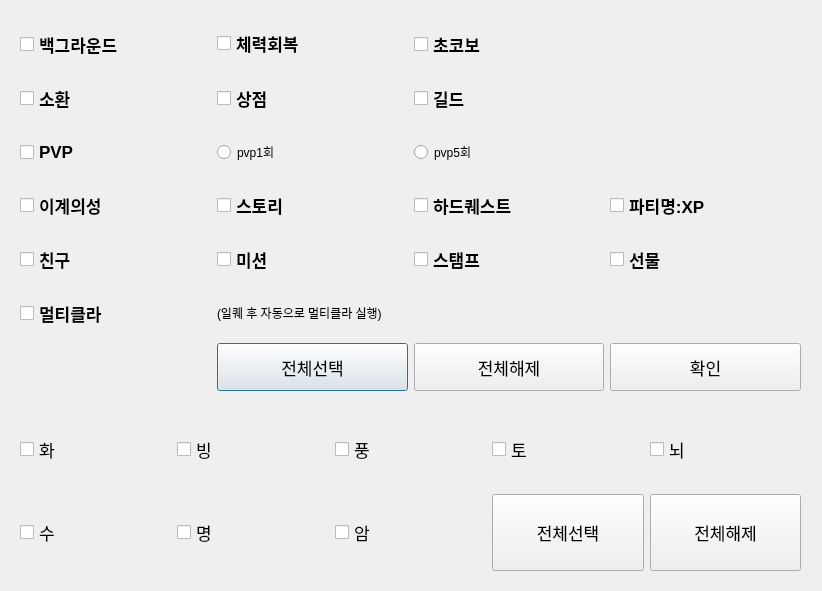
This is ffbe_settings.ui in HyuntaMansei/ffbe as Qt 5 draws it before an edit. The edited form follows.
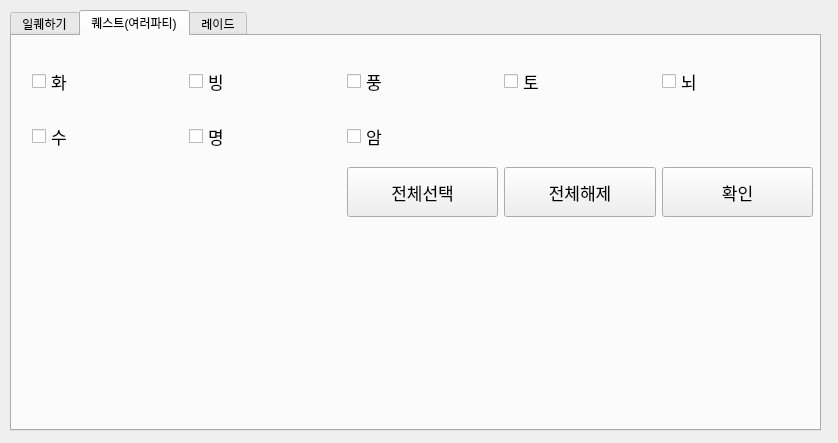
This is the edited form. The open tabs and pages were chosen to show the change.

```diff
--- a/ffbe_settings.ui
+++ b/ffbe_settings.ui
@@ -6,13 +6,29 @@
    <rect>
     <x>0</x>
     <y>0</y>
-    <width>822</width>
-    <height>591</height>
+    <width>838</width>
+    <height>443</height>
    </rect>
   </property>
   <property name="windowTitle">
    <string>Dialog</string>
   </property>
+  <widget class="QTabWidget" name="tabWidget">
+   <property name="geometry">
+    <rect>
+     <x>10</x>
+     <y>10</y>
+     <width>811</width>
+     <height>421</height>
+    </rect>
+   </property>
+   <property name="currentIndex">
+    <number>0</number>
+   </property>
+   <widget class="QWidget" name="tab_daily_quest">
+    <attribute name="title">
+     <string>일퀘하기</string>
+    </attribute>
   <widget class="QWidget" name="gridLayoutWidget">
    <property name="geometry">
     <rect>
@@ -400,36 +416,41 @@
       </property>
      </widget>
     </item>
-    <item row="6" column="3">
-     <widget class="QPushButton" name="pushButton_4">
-      <property name="sizePolicy">
-       <sizepolicy hsizetype="Preferred" vsizetype="Expanding">
-        <horstretch>0</horstretch>
-        <verstretch>0</verstretch>
-       </sizepolicy>
-      </property>
-      <property name="font">
-       <font>
-        <pointsize>13</pointsize>
-       </font>
-      </property>
-      <property name="text">
-       <string>확인</string>
-      </property>
-     </widget>
-    </item>
-   </layout>
-  </widget>
+     </layout>
+    </widget>
+   </widget>
+   <widget class="QWidget" name="tab_quest_with_dp">
+    <attribute name="title">
+     <string>퀘스트(여러파티)</string>
+    </attribute>
   <widget class="QWidget" name="gridLayoutWidget_2">
    <property name="geometry">
     <rect>
      <x>20</x>
-     <y>410</y>
+       <y>20</y>
      <width>781</width>
      <height>161</height>
     </rect>
    </property>
-   <layout class="QGridLayout" name="gridLayout_2">
+     <layout class="QGridLayout" name="gridLayout_PQDP">
+      <item row="0" column="2">
+       <widget class="QCheckBox" name="checkBox_5">
+        <property name="sizePolicy">
+         <sizepolicy hsizetype="Expanding" vsizetype="Expanding">
+          <horstretch>0</horstretch>
+          <verstretch>0</verstretch>
+         </sizepolicy>
+        </property>
+        <property name="font">
+         <font>
+          <pointsize>13</pointsize>
+         </font>
+        </property>
+        <property name="text">
+         <string>풍</string>
+        </property>
+       </widget>
+      </item>
     <item row="0" column="3">
      <widget class="QCheckBox" name="checkBox_9">
       <property name="sizePolicy">
@@ -448,8 +469,8 @@
       </property>
      </widget>
     </item>
-    <item row="0" column="2">
-     <widget class="QCheckBox" name="checkBox_5">
+      <item row="1" column="0">
+       <widget class="QCheckBox" name="checkBox_7">
       <property name="sizePolicy">
        <sizepolicy hsizetype="Expanding" vsizetype="Expanding">
         <horstretch>0</horstretch>
@@ -462,7 +483,25 @@
        </font>
       </property>
       <property name="text">
-       <string>풍</string>
+         <string>수</string>
+        </property>
+       </widget>
+      </item>
+      <item row="1" column="1">
+       <widget class="QCheckBox" name="checkBox_8">
+        <property name="sizePolicy">
+         <sizepolicy hsizetype="Expanding" vsizetype="Expanding">
+          <horstretch>0</horstretch>
+          <verstretch>0</verstretch>
+         </sizepolicy>
+        </property>
+        <property name="font">
+         <font>
+          <pointsize>13</pointsize>
+         </font>
+        </property>
+        <property name="text">
+         <string>명</string>
       </property>
      </widget>
     </item>
@@ -484,24 +523,6 @@
       </property>
      </widget>
     </item>
-    <item row="0" column="0">
-     <widget class="QCheckBox" name="cb_fire">
-      <property name="sizePolicy">
-       <sizepolicy hsizetype="Expanding" vsizetype="Expanding">
-        <horstretch>0</horstretch>
-        <verstretch>0</verstretch>
-       </sizepolicy>
-      </property>
-      <property name="font">
-       <font>
-        <pointsize>13</pointsize>
-       </font>
-      </property>
-      <property name="text">
-       <string>화</string>
-      </property>
-     </widget>
-    </item>
     <item row="0" column="4">
      <widget class="QCheckBox" name="checkBox_6">
       <property name="sizePolicy">
@@ -520,42 +541,6 @@
       </property>
      </widget>
     </item>
-    <item row="1" column="0">
-     <widget class="QCheckBox" name="checkBox_7">
-      <property name="sizePolicy">
-       <sizepolicy hsizetype="Expanding" vsizetype="Expanding">
-        <horstretch>0</horstretch>
-        <verstretch>0</verstretch>
-       </sizepolicy>
-      </property>
-      <property name="font">
-       <font>
-        <pointsize>13</pointsize>
-       </font>
-      </property>
-      <property name="text">
-       <string>수</string>
-      </property>
-     </widget>
-    </item>
-    <item row="1" column="1">
-     <widget class="QCheckBox" name="checkBox_8">
-      <property name="sizePolicy">
-       <sizepolicy hsizetype="Expanding" vsizetype="Expanding">
-        <horstretch>0</horstretch>
-        <verstretch>0</verstretch>
-       </sizepolicy>
-      </property>
-      <property name="font">
-       <font>
-        <pointsize>13</pointsize>
-       </font>
-      </property>
-      <property name="text">
-       <string>명</string>
-      </property>
-     </widget>
-    </item>
     <item row="1" column="2">
      <widget class="QCheckBox" name="checkBox_10">
       <property name="sizePolicy">
@@ -574,8 +559,8 @@
       </property>
      </widget>
     </item>
-    <item row="1" column="3">
-     <widget class="QPushButton" name="pushButton_3">
+      <item row="0" column="0">
+       <widget class="QCheckBox" name="cb_fire">
       <property name="sizePolicy">
        <sizepolicy hsizetype="Expanding" vsizetype="Expanding">
         <horstretch>0</horstretch>
@@ -588,11 +573,11 @@
        </font>
       </property>
       <property name="text">
-       <string>전체선택</string>
+         <string>화</string>
       </property>
      </widget>
     </item>
-    <item row="1" column="4">
+      <item row="2" column="3">
      <widget class="QPushButton" name="pushButton_5">
       <property name="sizePolicy">
        <sizepolicy hsizetype="Expanding" vsizetype="Expanding">
@@ -610,7 +595,50 @@
       </property>
      </widget>
     </item>
-   </layout>
+      <item row="2" column="2">
+       <widget class="QPushButton" name="pushButton_3">
+        <property name="sizePolicy">
+         <sizepolicy hsizetype="Expanding" vsizetype="Expanding">
+          <horstretch>0</horstretch>
+          <verstretch>0</verstretch>
+         </sizepolicy>
+        </property>
+        <property name="font">
+         <font>
+          <pointsize>13</pointsize>
+         </font>
+        </property>
+        <property name="text">
+         <string>전체선택</string>
+        </property>
+       </widget>
+      </item>
+      <item row="2" column="4">
+       <widget class="QPushButton" name="pushButton_6">
+        <property name="sizePolicy">
+         <sizepolicy hsizetype="Expanding" vsizetype="Expanding">
+          <horstretch>0</horstretch>
+          <verstretch>0</verstretch>
+         </sizepolicy>
+        </property>
+        <property name="font">
+         <font>
+          <pointsize>13</pointsize>
+         </font>
+        </property>
+        <property name="text">
+         <string>확인</string>
+        </property>
+       </widget>
+      </item>
+     </layout>
+    </widget>
+   </widget>
+   <widget class="QWidget" name="tab_raid">
+    <attribute name="title">
+     <string>레이드</string>
+    </attribute>
+   </widget>
   </widget>
  </widget>
  <resources/>
```
Left out of the diff: 416 changed lines with no effect on the pictures. Lines whose indentation alone changed are shown as unchanged.
